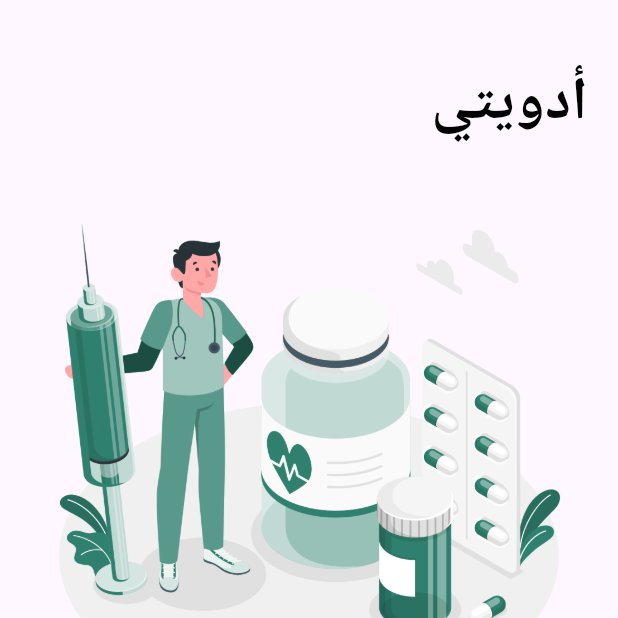
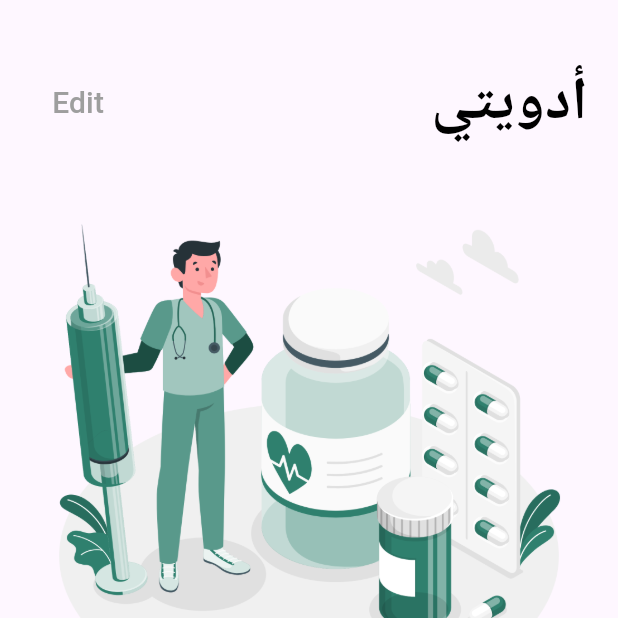
Before and after one commit to flutterCampTeam3/project9, a Flutter app: the MedicineView screen opened directly, on a phone screen of 412 x 824 dp, the top half of it. Run offline on Flutter 3.47's test engine with Material 3 defaults, Android fonts, the light colour scheme and no system bars; our stand-ins replace bloc, dash_chat_2, flutter_bloc, flutter_dotenv, flutter_svg, get_it and 3 more; missing offline and left inert: flutter_barcode_scanner, timer_button; accounts and stored records are empty; Roboto replaces fonts that are missing (Vazirmatn).

Commit message:
fix icon

```diff
--- a/lib/views/medicine/view/medicine_page.dart
+++ b/lib/views/medicine/view/medicine_page.dart
@@ -24,14 +24,25 @@ class MedicineView extends StatelessWidget {
               child: Column(
                 children: [
                   height20,
-                  const Align(
+                  Align(
                     alignment: Alignment.centerRight,
-                    child: Text(
-                      "أدويتي",
-                      style: TextStyle(
-                          fontSize: 40,
-                          color: black,
-                          fontWeight: FontWeight.w600),
+                    child: Row(
+                      mainAxisAlignment: MainAxisAlignment.spaceBetween,
+                      children: [
+                        const Text(
+                          "أدويتي",
+                          style: TextStyle(
+                              fontSize: 40,
+                              color: black,
+                              fontWeight: FontWeight.w600),
+                        ),
+                        TextButton(
+                            onPressed: () {},
+                            child: Text(
+                              "Edit",
+                              style: TextStyle(fontSize: 20, color: grey),
+                            ))
+                      ],
                     ),
                   ),
                   height10,
```
Also changed, not shown: 26 other files.
